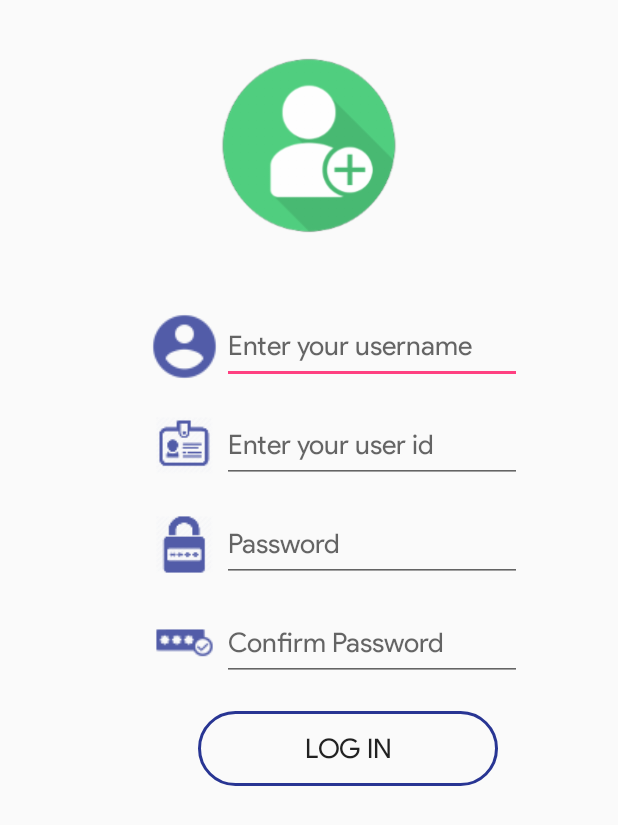
After one commit to m-anas-j/AutomatedAttendanceSystem, an Android app: the SignupScreenActivity screen opened directly, with no data from a screen before it, on a phone screen of 412 x 824 dp. The commit adds this screen. Shown: the top 825 px of the screen. Run offline under Robolectric (Android 15) with nearby library versions, the phone set to English and light mode, and no system bars.

Commit message:
added signup screen and necessary icon files

```diff
--- a/app/src/main/AndroidManifest.xml
+++ b/app/src/main/AndroidManifest.xml
@@ -25,6 +25,7 @@
         <activity android:name=".TransferringStudentID" />
         <activity android:name=".WaitingForStudentID" />
         <activity android:name=".LoginScreenActivity" />
+        <activity android:name=".SignupScreenActivity"></activity>
     </application>
 
 </manifest>
--- /dev/null
+++ b/app/src/main/java/com/example/weisslogia/automatedattendancesystem/SignupScreenActivity.java
@@ -0,0 +1,20 @@
+package com.example.weisslogia.automatedattendancesystem;
+
+import android.content.Intent;
+import android.support.v7.app.AppCompatActivity;
+import android.os.Bundle;
+import android.view.View;
+
+public class SignupScreenActivity extends AppCompatActivity {
+
+    @Override
+    protected void onCreate(Bundle savedInstanceState) {
+        super.onCreate(savedInstanceState);
+        setContentView(R.layout.activity_signup_screen);
+    }
+
+    public void gotoLoginScreen(View view) {
+        Intent signinIntent = new Intent(this, LoginScreenActivity.class);
+        startActivity(signinIntent);
+    }
+}
--- a/app/src/main/java/com/example/weisslogia/automatedattendancesystem/WelcomeScreenActivity.java
+++ b/app/src/main/java/com/example/weisslogia/automatedattendancesystem/WelcomeScreenActivity.java
@@ -18,4 +18,9 @@ public class WelcomeScreenActivity extends AppCompatActivity {
         Intent loginIntent = new Intent(this, LoginScreenActivity.class);
         startActivity(loginIntent);
     }
+
+    public void gotoSignupScreen(View view) {
+        Intent signUpIntent = new Intent(this, SignupScreenActivity.class);
+        startActivity(signUpIntent);
+    }
 }
--- /dev/null
+++ b/app/src/main/res/layout/activity_signup_screen.xml
@@ -0,0 +1,134 @@
+<?xml version="1.0" encoding="utf-8"?>
+<android.support.constraint.ConstraintLayout xmlns:android="http://schemas.android.com/apk/res/android"
+    xmlns:app="http://schemas.android.com/apk/res-auto"
+    xmlns:tools="http://schemas.android.com/tools"
+    android:layout_width="match_parent"
+    android:layout_height="match_parent"
+    tools:context=".SignupScreenActivity">
+
+    <ImageView
+        android:id="@+id/SigupImage"
+        android:layout_width="200dp"
+        android:layout_height="130dp"
+        android:layout_marginEnd="8dp"
+        android:layout_marginStart="8dp"
+        android:layout_marginTop="32dp"
+        app:layout_constraintEnd_toEndOf="parent"
+        app:layout_constraintStart_toStartOf="parent"
+        app:layout_constraintTop_toTopOf="parent"
+        app:srcCompat="@drawable/signupicon" />
+
+    <EditText
+        android:id="@+id/UsernameSignup"
+        android:layout_width="200dp"
+        android:layout_height="50dp"
+        android:layout_marginEnd="64dp"
+        android:layout_marginTop="44dp"
+        android:hint="@string/username_signup"
+        android:ems="10"
+        android:inputType="textPersonName"
+        android:fontFamily="@font/product_sans_regular"
+        app:layout_constraintEnd_toEndOf="parent"
+        app:layout_constraintTop_toBottomOf="@+id/SigupImage" />
+
+    <EditText
+        android:id="@+id/UserIdSignup"
+        android:layout_width="200dp"
+        android:layout_height="50dp"
+        android:layout_marginEnd="64dp"
+        android:layout_marginTop="16dp"
+        android:hint="@string/user_id_signup"
+        android:ems="10"
+        android:inputType="text"
+        android:fontFamily="@font/product_sans_regular"
+        app:layout_constraintEnd_toEndOf="parent"
+        app:layout_constraintTop_toBottomOf="@+id/UsernameSignup" />
+
+    <EditText
+        android:id="@+id/PasswordSignup"
+        android:layout_width="200dp"
+        android:layout_height="50dp"
+        android:layout_marginEnd="64dp"
+        android:layout_marginTop="16dp"
+        android:ems="10"
+        android:inputType="textPassword"
+        android:hint="@string/password_signup"
+        android:fontFamily="@font/product_sans_regular"
+        app:layout_constraintEnd_toEndOf="parent"
+        app:layout_constraintTop_toBottomOf="@+id/UserIdSignup" />
+
+    <EditText
+        android:id="@+id/ConfirmPasswordSignup"
+        android:layout_width="200dp"
+        android:layout_height="50dp"
+        android:layout_marginEnd="64dp"
+        android:layout_marginTop="16dp"
+        android:ems="10"
+        android:inputType="textPassword"
+        android:hint="@string/confirm_password_signup"
+        android:fontFamily="@font/product_sans_regular"
+        app:layout_constraintEnd_toEndOf="parent"
+        app:layout_constraintTop_toBottomOf="@+id/PasswordSignup" />
+
+    <Button
+        android:id="@+id/LoginSignup"
+        android:layout_width="200dp"
+        android:layout_height="50dp"
+        android:layout_marginEnd="80dp"
+        android:layout_marginTop="20dp"
+        android:text="@string/log_in_sign_up"
+        android:textSize="18sp"
+        android:background="@drawable/ripple"
+        android:onClick="gotoLoginScreen"
+        android:fontFamily="@font/product_sans_regular"
+        app:layout_constraintEnd_toEndOf="parent"
+        app:layout_constraintTop_toBottomOf="@+id/ConfirmPasswordSignup" />
+
+    <ImageView
+        android:id="@+id/usernameIcon"
+        android:layout_width="50dp"
+        android:layout_height="50dp"
+        android:layout_marginStart="16dp"
+        android:layout_marginTop="44dp"
+        app:layout_constraintEnd_toStartOf="@+id/UsernameSignup"
+        app:layout_constraintHorizontal_bias="1.0"
+        app:layout_constraintStart_toStartOf="parent"
+        app:layout_constraintTop_toBottomOf="@+id/SigupImage"
+        app:srcCompat="@drawable/username_icon" />
+
+    <ImageView
+        android:id="@+id/userIdIconSignup"
+        android:layout_width="50dp"
+        android:layout_height="50dp"
+        android:layout_marginStart="28dp"
+        android:layout_marginTop="16dp"
+        app:layout_constraintEnd_toStartOf="@+id/UserIdSignup"
+        app:layout_constraintHorizontal_bias="1.0"
+        app:layout_constraintStart_toStartOf="parent"
+        app:layout_constraintTop_toBottomOf="@+id/UsernameSignup"
+        app:srcCompat="@drawable/userid_icon" />
+
+    <ImageView
+        android:id="@+id/PaswordIconSignup"
+        android:layout_width="50dp"
+        android:layout_height="50dp"
+        android:layout_marginStart="8dp"
+        android:layout_marginTop="16dp"
+        app:layout_constraintEnd_toStartOf="@+id/PasswordSignup"
+        app:layout_constraintHorizontal_bias="1.0"
+        app:layout_constraintStart_toStartOf="parent"
+        app:layout_constraintTop_toBottomOf="@+id/UserIdSignup"
+        app:srcCompat="@drawable/password_icon" />
+
+    <ImageView
+        android:id="@+id/ConfirmPasswordIconSignup"
+        android:layout_width="50dp"
+        android:layout_height="50dp"
+        android:layout_marginStart="16dp"
+        android:layout_marginTop="16dp"
+        app:layout_constraintEnd_toStartOf="@+id/ConfirmPasswordSignup"
+        app:layout_constraintHorizontal_bias="1.0"
+        app:layout_constraintStart_toStartOf="parent"
+        app:layout_constraintTop_toBottomOf="@+id/PasswordSignup"
+        app:srcCompat="@drawable/confirm_password_icon" />
+</android.support.constraint.ConstraintLayout>
--- a/app/src/main/res/layout/activity_welcome_screen.xml
+++ b/app/src/main/res/layout/activity_welcome_screen.xml
@@ -64,6 +64,7 @@
         android:textAllCaps="false"
         android:textSize="18sp"
         android:background="@drawable/ripple"
+        android:onClick="gotoSignupScreen"
         app:layout_constraintEnd_toEndOf="parent"
         app:layout_constraintStart_toStartOf="parent"
         app:layout_constraintTop_toBottomOf="@+id/notHaveAccountMessage" />
@@ -74,13 +75,13 @@
         android:layout_height="50dp"
         android:layout_marginEnd="8dp"
         android:layout_marginStart="8dp"
-        android:layout_marginTop="8dp"
+        android:layout_marginTop="16dp"
         android:background="@drawable/ripple"
         android:fontFamily="@font/product_sans_regular"
+        android:onClick="gotoLoginScreen"
         android:text="@string/log_in_button"
         android:textAllCaps="false"
         android:textSize="18sp"
-        android:onClick="gotoLoginScreen"
         app:layout_constraintEnd_toEndOf="parent"
         app:layout_constraintStart_toStartOf="parent"
         app:layout_constraintTop_toBottomOf="@+id/StudentImage" />
--- a/app/src/main/res/values/strings.xml
+++ b/app/src/main/res/values/strings.xml
@@ -16,7 +16,11 @@
     <string name="user_id_hint">Enter your user id</string>
     <string name="password_hint">Password</string>
     <string name="log_in_button">LOG IN</string>
-
+    <string name="log_in_sign_up">LOG IN</string>
+    <string name="username_signup">Enter your username</string>
+    <string name="password_signup">Password</string>
+    <string name="confirm_password_signup">Confirm Password</string>
+    <string name="user_id_signup">Enter your user id</string>
 
 
 </resources>
--- a/build.gradle
+++ b/build.gradle
@@ -7,7 +7,7 @@ buildscript {
         jcenter()
     }
     dependencies {
-        classpath 'com.android.tools.build:gradle:3.1.1'
+        classpath 'com.android.tools.build:gradle:3.1.2'
 
 
         // NOTE: Do not place your application dependencies here; they belong
```
Also changed, not shown: app/src/main/res/drawable-hdpi/confirm_password_icon.png (added), app/src/main/res/drawable-hdpi/signupicon.png (added), app/src/main/res/drawable-hdpi/username_icon.png (added), app/src/main/res/drawable-mdpi/confirm_password_icon.png (added), app/src/main/res/drawable-mdpi/signupicon.png (added), app/src/main/res/drawable-mdpi/username_icon.png (added), app/src/main/res/drawable-xhdpi/confirm_password_icon.png (added), app/src/main/res/drawable-xhdpi/signupicon.png (added), app/src/main/res/drawable-xhdpi/username_icon.png (added), app/src/main/res/drawable-xxhdpi/confirm_password_icon.png (added), app/src/main/res/drawable-xxhdpi/signupicon.png (added), app/src/main/res/drawable-xxhdpi/username_icon.png (added), app/src/main/res/drawable-xxxhdpi/signupicon.png (added).
